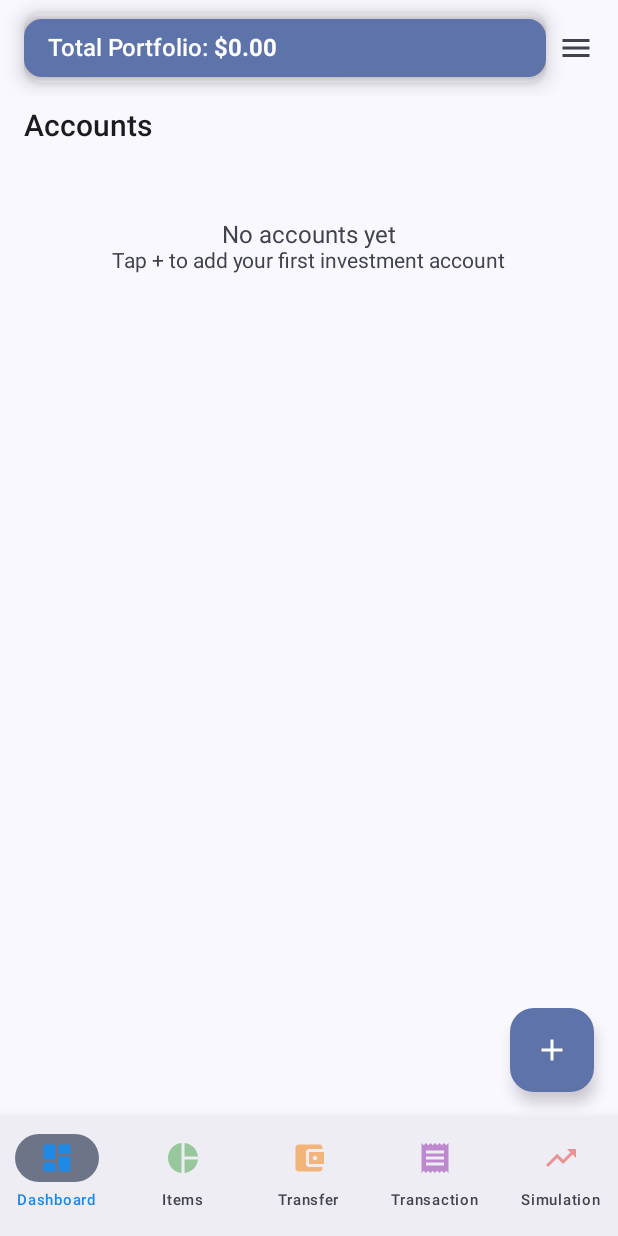
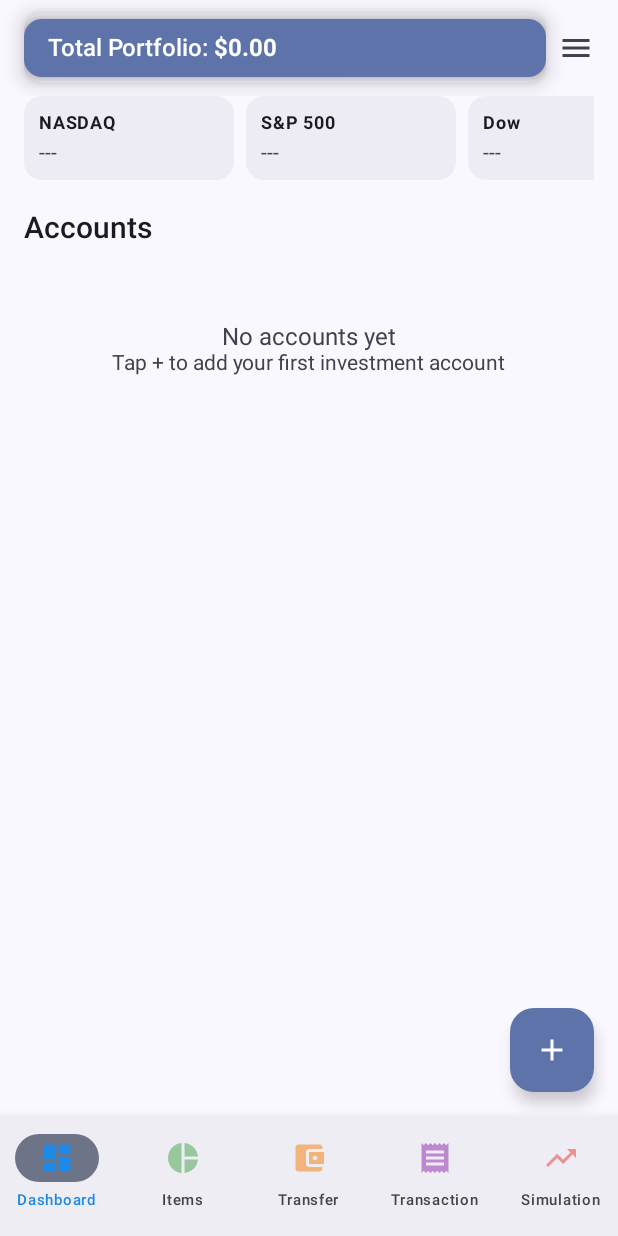
Before and after one commit to rvpals/INVESTHELP, an Android app built with Jetpack Compose: the screen it shows after launch (MainActivity), on a phone screen of 412 x 824 dp. Run offline under Robolectric (Android 15) with nearby library versions, the phone set to English and light mode, and no system bars; our stand-ins replace Dagger/Hilt's generated code, Room's generated code.

Commit message:
Add dashboard market index cards with customizable settings
Display NASDAQ, S&P 500, Dow, and Gold prices in a horizontal
scrollable row at the top of the dashboard. Each card shows the
index label, current price, and daily change with percentage.
Market indices are fetched from Yahoo Finance on app start and
during price refresh. Users can customize which indices to show
(8 available) via Settings > Preferences > Dashboard Market Indices.

Co-Authored-By: Claude Opus 4.6 <noreply@anthropic.com>

```diff
--- a/app/src/main/java/com/investhelp/app/ui/dashboard/DashboardScreen.kt
+++ b/app/src/main/java/com/investhelp/app/ui/dashboard/DashboardScreen.kt
@@ -8,6 +8,7 @@ import androidx.compose.foundation.layout.Arrangement
 import androidx.compose.foundation.layout.Box
 import androidx.compose.foundation.layout.Column
 import androidx.compose.foundation.layout.Row
+import androidx.compose.foundation.layout.IntrinsicSize
 import androidx.compose.foundation.layout.Spacer
 import androidx.compose.foundation.layout.aspectRatio
 import androidx.compose.foundation.layout.fillMaxSize
@@ -17,6 +18,7 @@ import androidx.compose.foundation.layout.padding
 import androidx.compose.foundation.layout.size
 import androidx.compose.foundation.layout.width
 import androidx.compose.foundation.lazy.LazyColumn
+import androidx.compose.foundation.lazy.LazyRow
 import androidx.compose.foundation.lazy.items
 import androidx.compose.foundation.shape.CircleShape
 import androidx.compose.material.icons.Icons
@@ -24,6 +26,7 @@ import androidx.compose.material.icons.filled.Add
 import androidx.compose.material.icons.filled.KeyboardArrowDown
 import androidx.compose.material.icons.filled.KeyboardArrowUp
 import androidx.compose.material3.Card
+import androidx.compose.material3.CardDefaults
 import androidx.compose.material3.HorizontalDivider
 import androidx.compose.material3.FloatingActionButton
 import androidx.compose.material3.Icon
@@ -92,6 +95,12 @@ fun DashboardScreen(
                 .padding(horizontal = 16.dp),
             verticalArrangement = Arrangement.spacedBy(12.dp)
         ) {
+            if (uiState.marketIndices.isNotEmpty()) {
+                item(key = "market_indices") {
+                    MarketIndexCards(indices = uiState.marketIndices)
+                }
+            }
+
             if (uiState.positions.isNotEmpty()) {
                 item(key = "pie_chart") {
                     PositionsPieChart(positions = uiState.positions)
@@ -133,6 +142,68 @@ fun DashboardScreen(
                     accountWithValue = accountWithValue,
                     currencyFormat = currencyFormat,
                     onClick = { onNavigateToAccount(accountWithValue.account.id) }
+                )
+            }
+        }
+    }
+}
+
+@Composable
+private fun MarketIndexCards(indices: List<MarketIndexQuote>) {
+    LazyRow(
+        horizontalArrangement = Arrangement.spacedBy(8.dp),
+        modifier = Modifier.fillMaxWidth()
+    ) {
+        items(indices, key = { it.symbol }) { index ->
+            MarketIndexCard(index = index)
+        }
+    }
+}
+
+@Composable
+private fun MarketIndexCard(index: MarketIndexQuote) {
+    val isPositive = index.change >= 0
+    val changeColor = if (index.price == 0.0) MaterialTheme.colorScheme.onSurfaceVariant
+        else if (isPositive) Color(0xFF2E7D32) else Color(0xFFC62828)
+    val priceFormat = if (index.price >= 1000) DecimalFormat("#,##0.00") else DecimalFormat("#,##0.00")
+
+    Card(
+        modifier = Modifier
+            .width(140.dp)
+            .height(IntrinsicSize.Min),
+        colors = CardDefaults.cardColors(
+            containerColor = MaterialTheme.colorScheme.surfaceVariant.copy(alpha = 0.5f)
+        )
+    ) {
+        Column(
+            modifier = Modifier.padding(10.dp)
+        ) {
+            Text(
+                text = index.label,
+                style = MaterialTheme.typography.labelMedium,
+                fontWeight = FontWeight.Bold,
+                maxLines = 1
+            )
+            Spacer(modifier = Modifier.height(4.dp))
+            if (index.price != 0.0) {
+                Text(
+                    text = priceFormat.format(index.price),
+                    style = MaterialTheme.typography.bodyMedium,
+                    fontWeight = FontWeight.SemiBold,
+                    maxLines = 1
+                )
+                Spacer(modifier = Modifier.height(2.dp))
+                Text(
+                    text = "${if (isPositive) "+" else ""}${String.format("%.2f", index.change)} (${if (isPositive) "+" else ""}${String.format("%.2f", index.changePercent)}%)",
+                    style = MaterialTheme.typography.labelSmall,
+                    color = changeColor,
+                    maxLines = 1
+                )
+            } else {
+                Text(
+                    text = "---",
+                    style = MaterialTheme.typography.bodyMedium,
+                    color = MaterialTheme.colorScheme.onSurfaceVariant
                 )
             }
         }
--- a/app/src/main/java/com/investhelp/app/ui/dashboard/DashboardViewModel.kt
+++ b/app/src/main/java/com/investhelp/app/ui/dashboard/DashboardViewModel.kt
@@ -1,12 +1,15 @@
 package com.investhelp.app.ui.dashboard
 
+import android.content.Context
 import androidx.lifecycle.ViewModel
 import androidx.lifecycle.viewModelScope
 import com.investhelp.app.data.remote.StockPriceService
 import com.investhelp.app.data.repository.AccountRepository
 import com.investhelp.app.data.repository.InvestmentItemRepository
 import com.investhelp.app.model.AccountWithValue
+import com.investhelp.app.ui.settings.SettingsViewModel
 import dagger.hilt.android.lifecycle.HiltViewModel
+import dagger.hilt.android.qualifiers.ApplicationContext
 import kotlinx.coroutines.flow.MutableStateFlow
 import kotlinx.coroutines.flow.SharingStarted
 import kotlinx.coroutines.flow.StateFlow
@@ -23,26 +26,82 @@ data class TickerPosition(
     val totalValue: Double
 )
 
+data class MarketIndexQuote(
+    val symbol: String,
+    val label: String,
+    val price: Double = 0.0,
+    val change: Double = 0.0,
+    val changePercent: Double = 0.0
+)
+
 data class DashboardUiState(
     val accounts: List<AccountWithValue> = emptyList(),
     val totalPortfolioValue: Double = 0.0,
-    val positions: List<TickerPosition> = emptyList()
+    val positions: List<TickerPosition> = emptyList(),
+    val marketIndices: List<MarketIndexQuote> = emptyList()
 )
 
 @HiltViewModel
 class DashboardViewModel @Inject constructor(
+    @ApplicationContext private val context: Context,
     accountRepository: AccountRepository,
     private val itemRepository: InvestmentItemRepository,
     private val stockPriceService: StockPriceService
 ) : ViewModel() {
 
+    private val prefs = context.getSharedPreferences(
+        SettingsViewModel.PREFS_NAME, Context.MODE_PRIVATE
+    )
+
     private val _isRefreshing = MutableStateFlow(false)
     val isRefreshing: StateFlow<Boolean> = _isRefreshing.asStateFlow()
+
+    private val _marketIndices = MutableStateFlow<List<MarketIndexQuote>>(emptyList())
+
+    init {
+        refreshMarketIndices()
+    }
+
+    fun refreshMarketIndices() {
+        viewModelScope.launch {
+            val enabledSymbols = prefs.getStringSet(
+                SettingsViewModel.KEY_MARKET_INDICES, null
+            ) ?: SettingsViewModel.DEFAULT_MARKET_INDICES
+
+            val orderedSymbols = SettingsViewModel.AVAILABLE_MARKET_INDICES
+                .filter { it.symbol in enabledSymbols }
+
+            // Initialize with empty prices to show cards immediately
+            _marketIndices.value = orderedSymbols.map {
+                MarketIndexQuote(symbol = it.symbol, label = it.label)
+            }
+
+            // Fetch each quote
+            for (config in orderedSymbols) {
+                try {
+                    val quote = stockPriceService.fetchQuote(config.symbol)
+                    val change = quote.price - quote.previousClose
+                    val changePct = if (quote.previousClose != 0.0)
+                        change / quote.previousClose * 100.0 else 0.0
+
+                    _marketIndices.value = _marketIndices.value.map {
+                        if (it.symbol == config.symbol) it.copy(
+                            price = quote.price,
+                            change = change,
+                            changePercent = changePct
+                        ) else it
+                    }
+                } catch (_: Exception) { }
+            }
+        }
+    }
 
     fun refreshAllPrices() {
         viewModelScope.launch {
             _isRefreshing.value = true
             try {
+                refreshMarketIndices()
+
                 val allItems = itemRepository.getAllItems().first()
                 val byTicker = allItems.groupBy { it.ticker }
                 for ((ticker, rows) in byTicker) {
@@ -72,8 +131,9 @@ class DashboardViewModel @Inject constructor(
 
     val uiState: StateFlow<DashboardUiState> = combine(
         accountRepository.getAllAccountsWithValues(),
-        itemRepository.getAllItems()
-    ) { accounts, items ->
+        itemRepository.getAllItems(),
+        _marketIndices
+    ) { accounts, items, indices ->
         val tickerPositions = items
             .groupBy { it.ticker }
             .map { (ticker, list) ->
@@ -89,7 +149,8 @@ class DashboardViewModel @Inject constructor(
         DashboardUiState(
             accounts = accounts,
             totalPortfolioValue = items.sumOf { it.value },
-            positions = tickerPositions
+            positions = tickerPositions,
+            marketIndices = indices
         )
     }.stateIn(viewModelScope, SharingStarted.WhileSubscribed(5000), DashboardUiState())
 }
--- a/app/src/main/java/com/investhelp/app/ui/settings/SettingsViewModel.kt
+++ b/app/src/main/java/com/investhelp/app/ui/settings/SettingsViewModel.kt
@@ -56,6 +56,7 @@ data class SettingsUiState(
     val isRestoring: Boolean = false,
     val autoUpdateShares: Boolean = false,
     val warnBeforeDelete: Boolean = true,
+    val enabledMarketIndices: Set<String> = SettingsViewModel.DEFAULT_MARKET_INDICES,
     val csvImport: CsvImportState? = null,
     val accounts: List<InvestmentAccountEntity> = emptyList()
 )
@@ -73,6 +74,7 @@ class SettingsViewModel @Inject constructor(
         const val PREFS_NAME = "invest_help_settings"
         const val KEY_AUTO_UPDATE_SHARES = "auto_update_shares"
         const val KEY_WARN_BEFORE_DELETE = "warn_before_delete"
+        const val KEY_MARKET_INDICES = "market_indices"
         val IMPORTABLE_FIELDS = listOf(
             "Skip",
             "ticker",
@@ -85,6 +87,24 @@ class SettingsViewModel @Inject constructor(
             "totalGainLoss",
             "value"
         )
+
+        data class MarketIndexConfig(
+            val symbol: String,
+            val label: String
+        )
+
+        val AVAILABLE_MARKET_INDICES = listOf(
+            MarketIndexConfig("^IXIC", "NASDAQ"),
+            MarketIndexConfig("^GSPC", "S&P 500"),
+            MarketIndexConfig("^DJI", "Dow"),
+            MarketIndexConfig("GC=F", "Gold"),
+            MarketIndexConfig("^RUT", "Russell 2K"),
+            MarketIndexConfig("SI=F", "Silver"),
+            MarketIndexConfig("CL=F", "Oil"),
+            MarketIndexConfig("BTC-USD", "Bitcoin")
+        )
+
+        val DEFAULT_MARKET_INDICES = setOf("^IXIC", "^GSPC", "^DJI", "GC=F")
     }
 
     private val prefs = context.getSharedPreferences(PREFS_NAME, Context.MODE_PRIVATE)
@@ -92,7 +112,9 @@ class SettingsViewModel @Inject constructor(
     private val _uiState = MutableStateFlow(
         SettingsUiState(
             autoUpdateShares = prefs.getBoolean(KEY_AUTO_UPDATE_SHARES, false),
-            warnBeforeDelete = prefs.getBoolean(KEY_WARN_BEFORE_DELETE, true)
+            warnBeforeDelete = prefs.getBoolean(KEY_WARN_BEFORE_DELETE, true),
+            enabledMarketIndices = prefs.getStringSet(KEY_MARKET_INDICES, null)
+                ?: DEFAULT_MARKET_INDICES
         )
     )
     val uiState: StateFlow<SettingsUiState> = _uiState.asStateFlow()
@@ -114,6 +136,13 @@ class SettingsViewModel @Inject constructor(
     fun setWarnBeforeDelete(enabled: Boolean) {
         prefs.edit().putBoolean(KEY_WARN_BEFORE_DELETE, enabled).apply()
         _uiState.value = _uiState.value.copy(warnBeforeDelete = enabled)
+    }
+
+    fun toggleMarketIndex(symbol: String, enabled: Boolean) {
+        val current = _uiState.value.enabledMarketIndices.toMutableSet()
+        if (enabled) current.add(symbol) else current.remove(symbol)
+        prefs.edit().putStringSet(KEY_MARKET_INDICES, current).apply()
+        _uiState.value = _uiState.value.copy(enabledMarketIndices = current)
     }
 
     fun setBackupFolder(uri: Uri) {
```
Also changed, not shown: app/src/main/java/com/investhelp/app/ui/settings/SettingsScreen.kt (+31 -0 lines), 4 other files.
